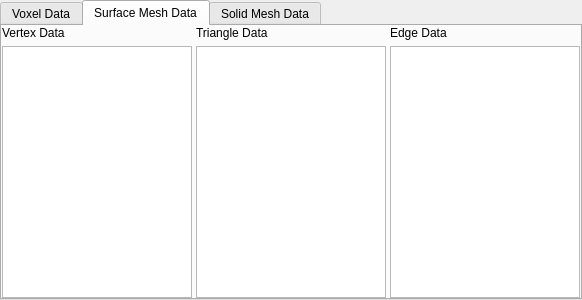
Before: the Qt Designer form Source/PipelineBuilder/UI_Files/ArraySelectionWidget.ui in BlueQuartzSoftware/DREAM3D, drawn with Qt 5.
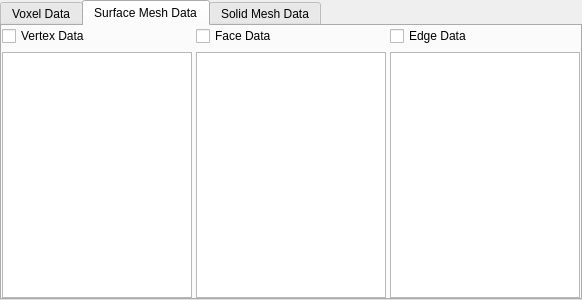
After: the same form once the commit is applied. The open tabs and pages were chosen to show the change.

Commit message: Adding checkboxes to easily select all or none of an array list.

```diff
--- a/Source/PipelineBuilder/UI_Files/ArraySelectionWidget.ui
+++ b/Source/PipelineBuilder/UI_Files/ArraySelectionWidget.ui
@@ -13,7 +13,7 @@
   <property name="minimumSize">
    <size>
     <width>0</width>
-    <height>200</height>
+    <height>300</height>
    </size>
   </property>
   <property name="windowTitle">
@@ -82,27 +82,6 @@
     <property name="margin">
      <number>0</number>
     </property>
-    <item row="0" column="0">
-     <widget class="QLabel" name="label_5">
-      <property name="text">
-       <string>Vertex Data</string>
-      </property>
-     </widget>
-    </item>
-    <item row="0" column="1">
-     <widget class="QLabel" name="label_6">
-      <property name="text">
-       <string>Triangle Data</string>
-      </property>
-     </widget>
-    </item>
-    <item row="0" column="2">
-     <widget class="QLabel" name="label_7">
-      <property name="text">
-       <string>Edge Data</string>
-      </property>
-     </widget>
-    </item>
     <item row="1" column="0">
      <widget class="QListWidget" name="surfaceMeshVertexArrayList"/>
     </item>
@@ -112,6 +91,39 @@
     <item row="1" column="2">
      <widget class="QListWidget" name="surfaceMeshEdgeArrayList"/>
     </item>
+    <item row="1" column="1">
+     <widget class="QListWidget" name="surfaceMeshFaceArrayList"/>
+    </item>
+    <item row="0" column="0">
+     <widget class="QCheckBox" name="vertexArraysCB">
+      <property name="text">
+       <string>Vertex Data</string>
+      </property>
+      <property name="tristate">
+       <bool>true</bool>
+      </property>
+     </widget>
+    </item>
+    <item row="0" column="1">
+     <widget class="QCheckBox" name="faceArraysCB">
+      <property name="text">
+       <string>Face Data</string>
+      </property>
+      <property name="tristate">
+       <bool>true</bool>
+      </property>
+     </widget>
+    </item>
+    <item row="0" column="2">
+     <widget class="QCheckBox" name="edgeArraysCB">
+      <property name="text">
+       <string>Edge Data</string>
+      </property>
+      <property name="tristate">
+       <bool>true</bool>
+      </property>
+     </widget>
+    </item>
    </layout>
   </widget>
   <widget class="QWidget" name="solidmesh_data">
```
Left out of the diff: 36 changed lines with no effect on the pictures. The commit also changes 3 other files.
